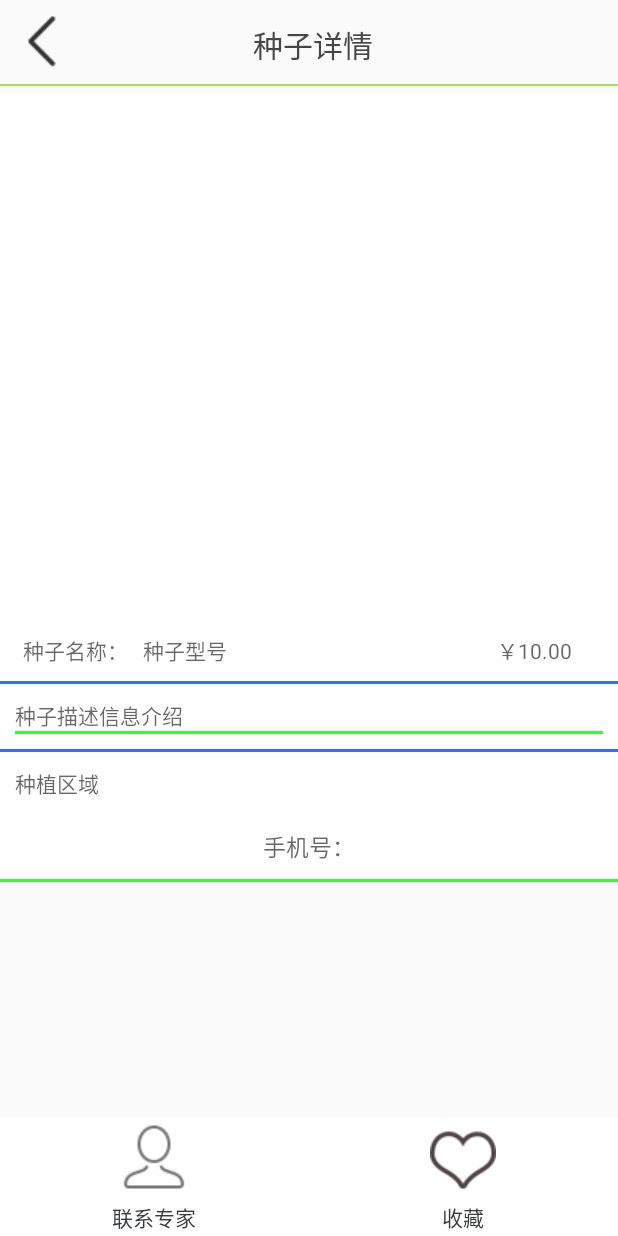
After one commit to jideqiang1231/AfriculturePlatformsource, an Android app: the SeedinfoActivity screen opened directly, with no data from a screen before it, on a phone screen of 412 x 824 dp. The commit adds this screen. Run offline under Robolectric (Android 15) with nearby library versions, the phone set to English and light mode, and no system bars; our stand-ins replace ButterKnife; plain views replace ScrollViewContainer.

Commit message:
app client 3.22 16.55 commit again

```diff
--- a/app/src/main/AndroidManifest.xml
+++ b/app/src/main/AndroidManifest.xml
@@ -12,7 +12,8 @@
         android:roundIcon="@mipmap/ic_launcher_round"
         android:supportsRtl="true"
         android:theme="@style/AppTheme">
-        <activity android:name=".specialist.activity.SpecialistActivity"></activity>
+        <activity android:name=".home.activity.SeedinfoActivity"></activity>
+        <activity android:name=".specialist.activity.SpecialistActivity" />
         <activity android:name=".specialist.activity.SpecialistloginActivity" />
         <activity android:name=".home.activity.PushActivity" />
         <activity
--- /dev/null
+++ b/app/src/main/java/com/bigdata/agricultureplatform/home/activity/SeedinfoActivity.java
@@ -0,0 +1,33 @@
+package com.bigdata.agricultureplatform.home.activity;
+
+import android.app.Activity;
+import android.os.Bundle;
+import android.view.View;
+import android.widget.ImageButton;
+import android.widget.ImageView;
+import android.widget.LinearLayout;
+import android.widget.TextView;
+
+import com.bigdata.agricultureplatform.R;
+
+import butterknife.Bind;
+import butterknife.ButterKnife;
+
+public class SeedinfoActivity extends Activity {
+
+
+    @Override
+    protected void onCreate(Bundle savedInstanceState) {
+        super.onCreate(savedInstanceState);
+        setContentView(R.layout.activity_seedinfo);
+        ButterKnife.bind(this);
+//        ibSeedinfoBack.setOnClickListener(this);
+    }
+
+//    @Override
+//    public void onClick(View view) {
+//        if (view == ibSeedinfoBack) {
+//            finish();
+//        }
+//    }
+}
--- a/app/src/main/java/com/bigdata/agricultureplatform/home/adapter/SeedGridViewAdapter.java
+++ b/app/src/main/java/com/bigdata/agricultureplatform/home/adapter/SeedGridViewAdapter.java
@@ -94,9 +94,10 @@ public class SeedGridViewAdapter extends BaseAdapter {
         if(Util.isOnMainThread()&&!TextUtils.isEmpty(Constants.ImageBASE_URL + seedresultBean.getSeedImage()) && seedcontext != null && viewHolder.iv_zhongzipush_image != null && viewHolder.iv_zhongzipush_image.getContext() != null)
         {   Glide.with(seedcontext).load(Constants.ImageBASE_URL + seedresultBean.getSeedImage())
                 .diskCacheStrategy(DiskCacheStrategy.ALL).into(viewHolder.iv_zhongzipush_image);
-            Toast.makeText(seedcontext,                              //咱这里是为了toast咱请求的种子地址，shuidao/1.jpg 只是为了拼接它前边用/
-                    "http:服务器地址/config拦截地址zhongziinfo（拦截以后让其访问到file:G:/nongye_image/zhongzi/）/"
-                            +seedresultBean.getSeedImage(),Toast.LENGTH_SHORT).show();
+        //连续吐司被注释：i详情可调式
+//            Toast.makeText(seedcontext,                              //咱这里是为了toast咱请求的种子地址，shuidao/1.jpg 只是为了拼接它前边用/
+//                    "http:服务器地址/config拦截地址zhongziinfo（拦截以后让其访问到file:G:/nongye_image/zhongzi/）/"
+//                            +seedresultBean.getSeedImage(),Toast.LENGTH_SHORT).show();
            // Glide.with(context).load(Constants.ImageBASE_URL + seedresultBean.getSeedImage()).into(viewHolder.iv_zhongzipush_image);
         }
         viewHolder.tv_zhongzipush_name.setText(seedresultBean.getSeedName());
--- /dev/null
+++ b/app/src/main/res/drawable/butter_background_selector.xml
@@ -0,0 +1,5 @@
+<?xml version="1.0" encoding="utf-8"?>
+<selector xmlns:android="http://schemas.android.com/apk/res/android">
+    <item android:color="#513DA710" android:state_pressed="false" />
+    <item android:color="#3CF44336" android:state_pressed="true" />
+</selector>
--- a/app/src/main/res/layout/activity_register.xml
+++ b/app/src/main/res/layout/activity_register.xml
@@ -27,16 +27,19 @@
 
         <TextView
             android:layout_width="match_parent"
-            android:layout_height="match_parent"
-            android:gravity="center_horizontal"
+            android:layout_height="39dp"
+            android:layout_marginTop="10dp"
+            android:gravity="center"
+            android:paddingRight="50dp"
             android:text="注册"
-            android:paddingRight="50dp"
             android:textColor="#464646"
-            android:textSize="20sp"
-            android:layout_marginTop="10dp" />
+            android:textSize="20sp" />
     </LinearLayout>
     <!--为了解决layout——alignParentStart=true错误，现编的alignparentlefe也设置为true-->
-
+<View
+    android:layout_width="match_parent"
+    android:background="#9EE74A"
+    android:layout_height="1dp"/>
     <LinearLayout
         android:layout_width="match_parent"
         android:layout_height="match_parent"
--- /dev/null
+++ b/app/src/main/res/layout/activity_seedinfo.xml
@@ -0,0 +1,248 @@
+<?xml version="1.0" encoding="utf-8"?>
+<LinearLayout xmlns:android="http://schemas.android.com/apk/res/android"
+    xmlns:app="http://schemas.android.com/apk/res-auto"
+    xmlns:tools="http://schemas.android.com/tools"
+    android:layout_width="match_parent"
+    android:layout_height="match_parent"
+    android:orientation="vertical"
+    tools:context=".home.activity.SeedinfoActivity">
+        <!--三部分，标题栏 分割线 framlayout-->
+        <LinearLayout
+            android:layout_width="match_parent"
+            android:layout_height="wrap_content">
+
+            <ImageButton
+                android:layout_width="wrap_content"
+                android:layout_height="wrap_content"
+                android:layout_marginLeft="10dp"
+                android:layout_marginTop="10dp"
+                android:layout_marginRight="10dp"
+                android:layout_marginBottom="10dp"
+                android:background="@drawable/top_bar_left_back" />
+
+            <TextView
+                android:layout_width="match_parent"
+                android:layout_height="40dp"
+                android:layout_marginTop="10dp"
+                android:gravity="center"
+                android:paddingRight="50dp"
+                android:text="种子详情"
+                android:textColor="#464646"
+                android:textSize="20sp" />
+        </LinearLayout>
+        <View
+            android:layout_width="match_parent"
+            android:background="#9EE74A"
+            android:layout_height="1dp" />
+        <!--第二部分-->
+        <FrameLayout
+            android:layout_width="match_parent"
+            android:layout_height="0dp"
+            android:layout_marginTop="5dp"
+            android:layout_weight="1">
+            <!--帧布局里边有三部分：线性，线性，更多-->
+            <!--1-->
+            <LinearLayout
+                android:layout_width="match_parent"
+                android:layout_height="match_parent"
+                android:orientation="vertical">
+                <!--为了让两个scroview同时起作用，应用外部库实现,这里用一个足够了-->
+                <!--<com.atguigu.shoppingmall.home.view.ScrollViewContainer-->
+                <!--android:layout_width="match_parent"-->
+                <!--android:layout_height="match_parent">-->
+
+                <ScrollView
+                    android:layout_width="match_parent"
+                    android:layout_height="match_parent"
+                    android:scrollbars="none">
+
+                    <LinearLayout
+                        android:layout_width="match_parent"
+                        android:layout_height="match_parent"
+                        android:background="#fff"
+                        android:orientation="vertical">
+                        <!--图片-->
+                        <ImageView
+                            android:layout_width="match_parent"
+                            android:layout_height="350dp"
+                            android:layout_gravity="center_horizontal" />
+
+                        <LinearLayout
+                            android:layout_width="match_parent"
+                            android:layout_height="wrap_content"
+                            android:orientation="horizontal">
+
+                            <TextView
+                                android:layout_width="wrap_content"
+                                android:layout_height="wrap_content"
+                                android:layout_marginLeft="15dp"
+                                android:hint="种子名称："
+                                android:textColor="#323427" />
+
+                            <TextView
+                                android:layout_width="wrap_content"
+                                android:layout_height="wrap_content"
+                                android:hint="种子型号"
+                                android:padding="10dp"
+                                android:textColor="#767f86" />
+
+                            <TextView
+                                android:layout_width="wrap_content"
+                                android:layout_height="wrap_content"
+                                android:layout_marginLeft="160dp"
+                                android:hint="￥10.00"
+                                android:padding="10dp"
+                                android:textColor="#4CAF50" />
+                        </LinearLayout>
+
+
+                        <View
+                            android:layout_width="match_parent"
+                            android:layout_height="2dp"
+                            android:background="#386EF7" />
+
+                        <LinearLayout
+                            android:layout_width="match_parent"
+                            android:layout_height="wrap_content"
+                            android:orientation="vertical"
+                            android:padding="10dp">
+
+                            <TextView
+                                android:layout_width="wrap_content"
+                                android:layout_height="wrap_content"
+                                android:layout_weight="1"
+                                android:gravity="center_vertical"
+                                android:hint="种子描述信息介绍"
+                                android:textColor="#3c3d40" />
+
+                            <View
+                                android:layout_width="match_parent"
+                                android:layout_height="2dp"
+                                android:background="#38F741" />
+                            <!--<TextView-->
+                            <!--android:id="@+id/tv_seedinfo_plantmethod"-->
+                            <!--android:layout_width="wrap_content"-->
+                            <!--android:layout_height="wrap_content"-->
+                            <!--android:layout_weight="1"-->
+                            <!--android:hint="种植方法"-->
+                            <!---->
+                            <!--android:textColor="#3c3d40" />-->
+
+
+                        </LinearLayout>
+
+                        <View
+                            android:layout_width="match_parent"
+                            android:layout_height="2dp"
+                            android:background="#386EF7" />
+
+
+                        <LinearLayout
+                            android:layout_width="match_parent"
+                            android:layout_height="wrap_content"
+                            android:orientation="horizontal">
+                            <!--<TextView-->
+                            <!--android:layout_width="wrap_content"-->
+                            <!--android:layout_height="wrap_content"-->
+                            <!--android:Text="种植区域："-->
+                            <!--android:padding="10dp"-->
+                            <!--android:textColor="#3c3d40" />-->
+                            <TextView
+                                android:layout_width="wrap_content"
+                                android:layout_height="wrap_content"
+                                android:hint="种植区域"
+                                android:padding="10dp"
+                                android:textColor="#3c3d40" />
+                        </LinearLayout>
+
+                        <TextView
+                            android:layout_width="match_parent"
+                            android:layout_height="wrap_content"
+                            android:gravity="center"
+                            android:hint="手机号："
+                            android:padding="10dp"
+                            android:textColor="#3c3d40"
+                            android:textSize="15sp" />
+
+                        <View
+                            android:layout_width="match_parent"
+                            android:layout_height="2dp"
+                            android:background="#38F741" />
+
+                    </LinearLayout>
+                </ScrollView>
+
+
+                <!--<ScrollView-->
+                <!--android:layout_width="match_parent"-->
+                <!--android:layout_height="match_parent">-->
+
+                <!--<WebView-->
+                <!--android:id="@+id/wb_good_info_more"-->
+                <!--android:layout_width="match_parent"-->
+                <!--android:layout_height="match_parent"></WebView>-->
+
+                <!--</ScrollView>-->
+
+                <!--</com.atguigu.shoppingmall.home.view.ScrollViewContainer>-->
+            </LinearLayout>
+            <!--2-->
+            <!--下方四个图标布局-->
+            <LinearLayout
+                android:layout_width="match_parent"
+                android:layout_height="wrap_content"
+                android:layout_gravity="bottom"
+                android:background="#fff">
+
+                <TextView
+                    android:layout_width="0dp"
+                    android:layout_height="wrap_content"
+                    android:layout_weight="1"
+                    android:drawableTop="@drawable/icon_callspecialist"
+                    android:drawablePadding="5dp"
+                    android:gravity="center"
+                    android:padding="2dp"
+                    android:text="联系专家"
+                    android:textColor="#393b3e" />
+
+                <TextView
+                    android:layout_width="0dp"
+                    android:layout_height="wrap_content"
+                    android:layout_weight="1"
+                    android:drawableTop="@drawable/icon_seed_collected"
+                    android:drawablePadding="5dp"
+                    android:gravity="center"
+                    android:padding="2dp"
+                    android:text="收藏"
+                    android:textColor="#393b3e" />
+
+                <!--<TextView-->
+                <!--android:layout_width="0dp"-->
+                <!--android:layout_height="wrap_content"-->
+                <!--android:layout_weight="1"-->
+                <!--android:drawableTop="@drawable/icon_seed_cart"-->
+                <!--android:drawablePadding="5dp"-->
+                <!--android:gravity="center"-->
+                <!--android:padding="2dp"-->
+                <!--android:text="购物车"-->
+                <!--android:textColor="#393b3e" />-->
+
+                <!--<Button-->
+                <!--android:layout_width="120dp"-->
+                <!--android:layout_height="51dp"-->
+                <!--android:layout_gravity="center"-->
+                <!--android:background="#fff"-->
+                <!--android:gravity="center"-->
+                <!--android:text="加入购物车"-->
+                <!--android:textColor="#F78024" />-->
+            </LinearLayout>
+            <!--3-->
+
+            <!--<include layout="@layout/more_layout" />-->
+        </FrameLayout>
+
+
+
+
+
+    </LinearLayout>
```
Also changed, not shown: app/src/main/java/com/bigdata/agricultureplatform/home/activity/PushActivity.java (+29 -5 lines), app/src/main/res/drawable/icon_callspecialist.png (added), app/src/main/res/drawable/icon_seed_cart.png (added), app/src/main/res/drawable/icon_seed_collected.png (added).
